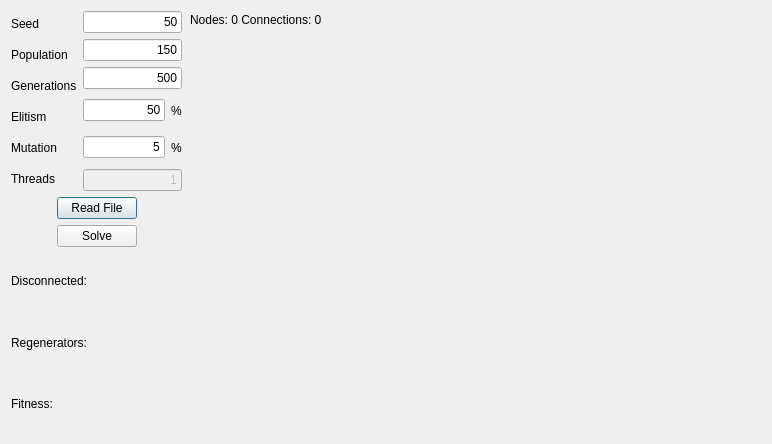
xQsme/RLP_Qt, file antcolonydialog.ui: the form before one commit.
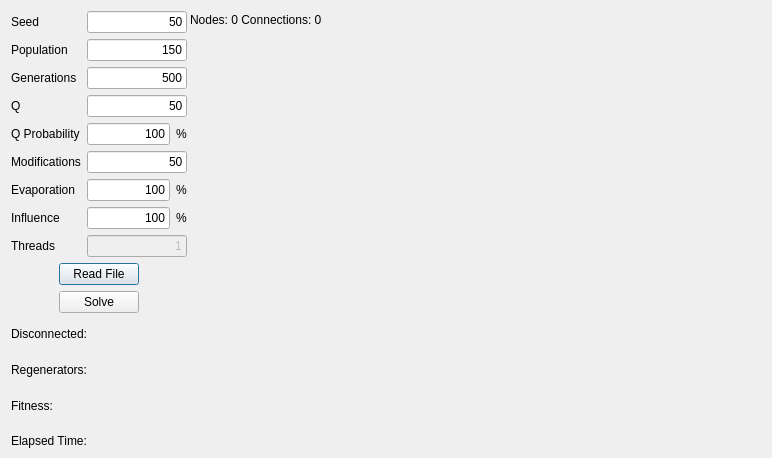
The form after the commit.

```diff
--- a/antcolonydialog.ui
+++ b/antcolonydialog.ui
@@ -7,7 +7,7 @@
     <x>0</x>
     <y>0</y>
     <width>772</width>
-    <height>444</height>
+    <height>458</height>
    </rect>
   </property>
   <property name="windowTitle">
@@ -46,8 +46,8 @@
     <rect>
      <x>11</x>
      <y>11</y>
-     <width>171</width>
-     <height>421</height>
+     <width>176</width>
+     <height>445</height>
     </rect>
    </property>
    <layout class="QVBoxLayout" name="verticalLayout_4">
@@ -88,7 +88,10 @@
         <item>
          <widget class="QLabel" name="label_4">
           <property name="text">
-           <string>Elitism</string>
+           <string>Q</string>
+          </property>
+          <property name="wordWrap">
+           <bool>false</bool>
           </property>
           <property name="buddy">
            <cstring>lineEditElitism</cstring>
@@ -98,10 +101,31 @@
         <item>
          <widget class="QLabel" name="label_5">
           <property name="text">
-           <string>Mutation</string>
+           <string>Q Probability</string>
           </property>
           <property name="buddy">
-           <cstring>lineEditMutation</cstring>
+           <cstring>lineEditQProb</cstring>
+          </property>
+         </widget>
+        </item>
+        <item>
+         <widget class="QLabel" name="label_7">
+          <property name="text">
+           <string>Modifications</string>
+          </property>
+         </widget>
+        </item>
+        <item>
+         <widget class="QLabel" name="label_8">
+          <property name="text">
+           <string>Evaporation</string>
+          </property>
+         </widget>
+        </item>
+        <item>
+         <widget class="QLabel" name="label_10">
+          <property name="text">
+           <string>Influence</string>
           </property>
          </widget>
         </item>
@@ -164,13 +188,6 @@
             </property>
            </widget>
           </item>
-          <item>
-           <widget class="QLabel" name="label_10">
-            <property name="text">
-             <string>%</string>
-            </property>
-           </widget>
-          </item>
          </layout>
         </item>
         <item>
@@ -178,7 +195,7 @@
           <item>
            <widget class="QLineEdit" name="lineEditMutation">
             <property name="text">
-             <string>5</string>
+             <string>100</string>
             </property>
             <property name="alignment">
              <set>Qt::AlignRight|Qt::AlignTrailing|Qt::AlignVCenter</set>
@@ -194,6 +211,58 @@
           </item>
          </layout>
         </item>
+        <item>
+         <widget class="QLineEdit" name="lineEditMods">
+          <property name="text">
+           <string>50</string>
+          </property>
+          <property name="alignment">
+           <set>Qt::AlignRight|Qt::AlignTrailing|Qt::AlignVCenter</set>
+          </property>
+         </widget>
+        </item>
+        <item>
+         <layout class="QHBoxLayout" name="horizontalLayout_8">
+          <item>
+           <widget class="QLineEdit" name="lineEditEvaporation">
+            <property name="text">
+             <string>100</string>
+            </property>
+            <property name="alignment">
+             <set>Qt::AlignRight|Qt::AlignTrailing|Qt::AlignVCenter</set>
+            </property>
+           </widget>
+          </item>
+          <item>
+           <widget class="QLabel" name="label_11">
+            <property name="text">
+             <string>%</string>
+            </property>
+           </widget>
+          </item>
+         </layout>
+        </item>
+        <item>
+         <layout class="QHBoxLayout" name="horizontalLayout_9">
+          <item>
+           <widget class="QLineEdit" name="lineEditInflunce">
+            <property name="text">
+             <string>100</string>
+            </property>
+            <property name="alignment">
+             <set>Qt::AlignRight|Qt::AlignTrailing|Qt::AlignVCenter</set>
+            </property>
+           </widget>
+          </item>
+          <item>
+           <widget class="QLabel" name="label_12">
+            <property name="text">
+             <string>%</string>
+            </property>
+           </widget>
+          </item>
+         </layout>
+        </item>
         <item>
          <widget class="QLineEdit" name="lineEditThreads">
           <property name="enabled">
@@ -311,6 +380,13 @@
         </property>
        </widget>
       </item>
+      <item>
+       <widget class="QLabel" name="labelElapsed">
+        <property name="text">
+         <string>Elapsed Time:</string>
+        </property>
+       </widget>
+      </item>
      </layout>
     </item>
    </layout>
```
Left out of the diff: 6 changed lines with no effect on the pictures.
